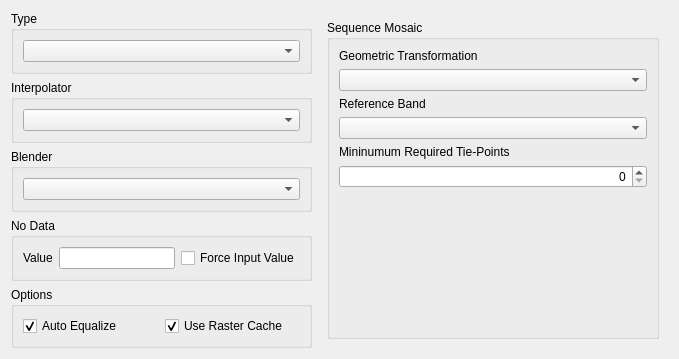
The window that src/terralib/qt/widgets/rp/ui/MosaicWizardPageForm.ui (claudiobogossian/terralib5) describes before a commit, drawn with Qt 5.
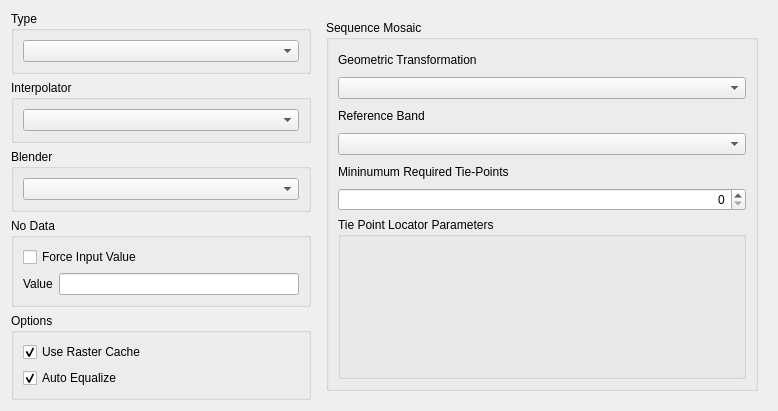
The same window after the commit. The open tabs and pages were chosen to show the change.

Commit message: created a new component to define the tie poit locator input parameters, refs #360

```diff
--- a/src/terralib/qt/widgets/rp/ui/MosaicWizardPageForm.ui
+++ b/src/terralib/qt/widgets/rp/ui/MosaicWizardPageForm.ui
@@ -6,8 +6,8 @@
    <rect>
     <x>0</x>
     <y>0</y>
-    <width>679</width>
-    <height>329</height>
+    <width>778</width>
+    <height>360</height>
    </rect>
   </property>
   <property name="windowTitle">
@@ -98,7 +98,7 @@
          <layout class="QGridLayout" name="gridLayout_8">
           <item row="0" column="0">
            <layout class="QGridLayout" name="gridLayout_7">
-            <item row="0" column="0">
+            <item row="1" column="0">
              <layout class="QGridLayout" name="gridLayout_6">
               <item row="0" column="0">
                <widget class="QLabel" name="label">
@@ -112,7 +112,7 @@
               </item>
              </layout>
             </item>
-            <item row="0" column="1">
+            <item row="0" column="0">
              <widget class="QCheckBox" name="m_noDataValueCheckBox">
               <property name="text">
                <string>Force Input Value</string>
@@ -132,7 +132,7 @@
          <layout class="QGridLayout" name="gridLayout_10">
           <item row="0" column="0">
            <layout class="QGridLayout" name="gridLayout_9">
-            <item row="0" column="0">
+            <item row="1" column="0">
              <widget class="QCheckBox" name="m_autoEqualizeCheckBox">
               <property name="text">
                <string>Auto Equalize</string>
@@ -142,7 +142,7 @@
               </property>
              </widget>
             </item>
-            <item row="0" column="1">
+            <item row="0" column="0">
              <widget class="QCheckBox" name="m_rasterCacheCheckBox">
               <property name="text">
                <string>Use Raster Cache</string>
@@ -169,7 +169,7 @@
        </property>
        <property name="minimumSize">
         <size>
-         <width>350</width>
+         <width>450</width>
          <height>0</height>
         </size>
        </property>
@@ -339,7 +339,9 @@
            <property name="title">
             <string>Sequence Mosaic</string>
            </property>
-           <layout class="QGridLayout" name="gridLayout_18">
+           <layout class="QGridLayout" name="gridLayout_16">
+            <item row="0" column="0">
+             <layout class="QGridLayout" name="gridLayout_15">
             <item row="0" column="0">
              <layout class="QGridLayout" name="gridLayout_17">
               <item row="0" column="0">
@@ -394,17 +396,30 @@
              </layout>
             </item>
             <item row="1" column="0">
-             <spacer name="verticalSpacer_3">
-              <property name="orientation">
-               <enum>Qt::Vertical</enum>
-              </property>
-              <property name="sizeHint" stdset="0">
-               <size>
-                <width>20</width>
-                <height>40</height>
-               </size>
-              </property>
-             </spacer>
+               <widget class="QGroupBox" name="m_tplpGroupBox">
+                <property name="title">
+                 <string>Tie Point Locator Parameters</string>
+                </property>
+                <property name="flat">
+                 <bool>true</bool>
+                </property>
+                <layout class="QGridLayout" name="gridLayout_18">
+                 <property name="leftMargin">
+                  <number>0</number>
+                 </property>
+                 <property name="rightMargin">
+                  <number>0</number>
+                 </property>
+                 <property name="bottomMargin">
+                  <number>0</number>
+                 </property>
+                 <item row="0" column="0">
+                  <widget class="QWidget" name="m_tplpWidget" native="true"/>
+                 </item>
+                </layout>
+               </widget>
+              </item>
+             </layout>
             </item>
            </layout>
           </widget>
```
Left out of the diff: 10 changed lines with no effect on the pictures. Lines whose indentation alone changed are shown as unchanged. The commit also changes 9 other files.
